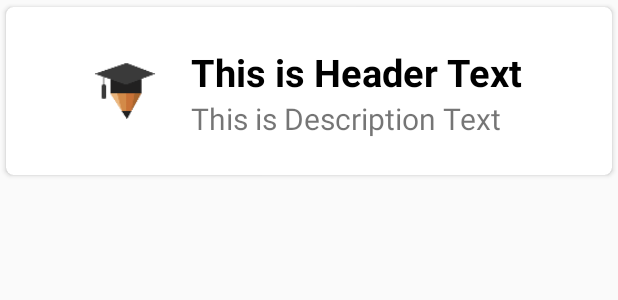
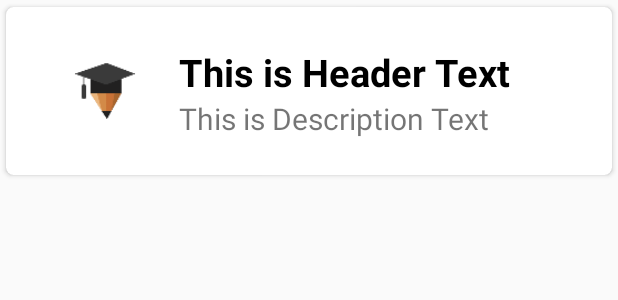
Before and after one commit to Karma8o1/FinalPrivate, an Android app: the layout single_row_design.xml on its own in the app's theme, with its tools: preview values and no code run, on a phone screen of 412 x 824 dp. Shown: the top 300 px of the screen. Run offline under Robolectric (Android 15) with nearby library versions, the phone set to English and light mode, and no system bars.

Commit message:
FINALIZING PROJECT

```diff
--- a/app/src/main/java/com/example/stc/adding.java
+++ b/app/src/main/java/com/example/stc/adding.java
@@ -76,6 +76,7 @@ public class adding extends Fragment implements View.OnClickListener {
             userMap.put("batch", batch.getText().toString().trim());
             userMap.put("deadline", deadline.getText().toString().trim());
             userMap.put("test", test.getText().toString().trim());
+            userMap.put("logo", "default");
             userMap.put("available", "yes");
             databaseReference.child("Universities").child(id).setValue(userMap);
             id = String.valueOf(value);
--- a/app/src/main/res/layout/single_row_design.xml
+++ b/app/src/main/res/layout/single_row_design.xml
@@ -5,6 +5,7 @@
     xmlns:app="http://schemas.android.com/apk/res-auto"
     app:cardCornerRadius="5dp"
     android:elevation="4sp"
+    app:cardBackgroundColor="@color/white"
     app:cardUseCompatPadding="true">
 
     <RelativeLayout
@@ -13,13 +14,14 @@
         android:padding="16dp">
 
 
-        <ImageView
+        <de.hdodenhof.circleimageview.CircleImageView
             android:id="@+id/img1"
             android:layout_width="80dp"
             android:layout_height="80dp"
             android:layout_alignParentStart="true"
             android:layout_alignParentTop="true"
-            android:layout_marginStart="23dp"
+            android:layout_marginStart="10dp"
+            android:layout_marginEnd="5sp"
             android:layout_marginTop="0dp"
             android:src="@mipmap/ic_launcher" />
 
```
